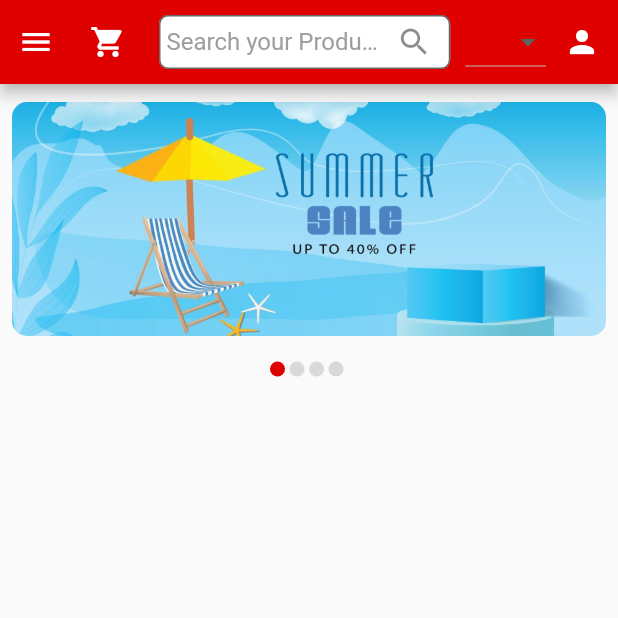
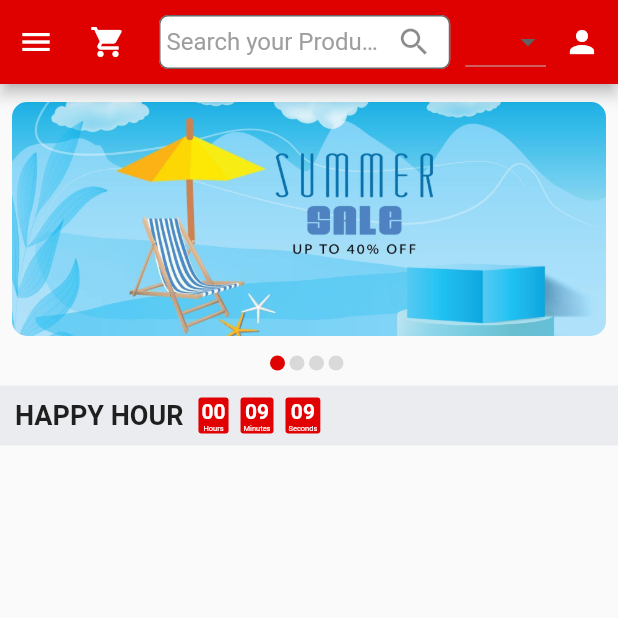
Before and after one commit to SouravBarman001/flutter-ecommerce-project, a Flutter app: the screen it shows after launch, after a tap on "Login", on a phone screen of 412 x 824 dp, the top half of it. Run offline on Flutter 3.47's test engine with Material 2 defaults, Android fonts, the phone set to English and light mode, and no system bars.

Commit message:
happy hour section added with timer

```diff
--- a/lib/pages/general/home_page.dart
+++ b/lib/pages/general/home_page.dart
@@ -1,7 +1,10 @@
 import 'package:flutter/material.dart';
 
 import '../../widgets/appbar_action_widgets.dart';
+import '../../widgets/happy_hour.dart';
 import '../../widgets/slider_widgets.dart';
+import '../../widgets/count_down_timer.dart';
+
 
 class HomePage extends StatefulWidget {
   const HomePage({super.key});
@@ -34,12 +37,15 @@ class _HomePageState extends State<HomePage> {
             actions: const [
               AppBarActionWidgets(),
             ],
-
           ),
           body:  const SafeArea(
             child:Column(
               children: [
                 SliderWidgets(),
+                SizedBox(height: 10,),
+                HappyHourTime(),
+                SizedBox(height: 20,),
+
               ],
             ),
           ),
--- /dev/null
+++ b/lib/widgets/count_down_timer.dart
@@ -0,0 +1,109 @@
+import 'dart:async';
+
+import 'package:flutter/material.dart';
+
+class CountDownTimer extends StatefulWidget {
+  const CountDownTimer({super.key});
+
+  @override
+  State<CountDownTimer> createState() => _CountDownTimerState();
+}
+
+class _CountDownTimerState extends State<CountDownTimer> {
+
+  Duration duration = const Duration();
+  Timer? timer;
+  bool isCountDown = true;
+  static const countDownDuration = Duration(minutes: 10);
+
+
+  @override
+  void initState() {
+    // TODO: implement initState
+    super.initState();
+    startTimer();
+    reset();
+  }
+  void addTime(){
+    final addSeconds = isCountDown ? -1 : 1;
+    setState(() {
+      final seconds = duration.inSeconds + addSeconds;
+      if(seconds == 0){
+        timer!.cancel();
+      }
+      duration = Duration(seconds: seconds);
+    });
+  }
+
+  void startTimer(){
+    timer = Timer.periodic(const Duration(seconds: 1),(_)=>addTime());
+  }
+
+  void reset(){
+    if(isCountDown){
+      setState(() {
+        duration =  countDownDuration;
+      });
+    }else{
+      setState(() {
+        duration = const Duration();
+      });
+    }
+
+  }
+
+  @override
+  Widget build(BuildContext context) {
+    return buildTime();
+  }
+
+  Widget buildTime(){
+
+    String towDigits(int n) => n.toString().padLeft(2,'0');
+    final hours = towDigits(duration.inHours);
+    final minutes = towDigits(duration.inMinutes.remainder(60));
+    final seconds = towDigits(duration.inSeconds.remainder(60));
+
+    return Row(
+      children: [
+        buildTimeCard(timer: hours,header: 'Hours'),
+        const SizedBox(width: 8,),
+        buildTimeCard(timer: minutes,header: 'Minutes'),
+        const SizedBox(width: 8,),
+        buildTimeCard(timer: minutes,header: 'Seconds'),
+      ],
+    );
+  }
+
+  Widget buildTimeCard({required String timer, required String header}){
+     return Column(
+       children: [
+         Container(
+           padding: const EdgeInsets.symmetric(vertical: 1,horizontal: 2),
+           decoration:  BoxDecoration(
+             color: const Color(0xffe20102),
+             borderRadius: BorderRadius.circular(2),
+           ),
+           child: Column(
+             children: [
+               Text(
+                 timer,
+                 style: const TextStyle(
+                   color: Colors.white,
+                   fontWeight: FontWeight.bold,
+                  // fontSize: 50,
+                 ),
+               ),
+               Text(header,style: const TextStyle(
+                 fontSize: 5,color: Colors.white,
+               ),),
+             ],
+           ),
+         ),
+
+       ],
+     );
+  }
+
+
+}
--- /dev/null
+++ b/lib/widgets/happy_hour.dart
@@ -0,0 +1,34 @@
+import 'package:flutter/material.dart';
+
+import 'count_down_timer.dart';
+
+class HappyHourTime extends StatefulWidget {
+  const HappyHourTime({super.key});
+
+  @override
+  State<HappyHourTime> createState() => _HappyHourTimeState();
+}
+
+class _HappyHourTimeState extends State<HappyHourTime> {
+  @override
+  Widget build(BuildContext context) {
+    return  Container(
+      padding: const EdgeInsets.only(left: 10,),
+       height: 40,
+       width: double.infinity,
+      color: const Color(0xffebecf0),
+      child:  const Row(
+        children: [
+         Text("HAPPY HOUR", style: TextStyle(
+        fontSize: 18,
+        fontWeight: FontWeight.w600,
+        ),),
+          Padding(
+            padding: EdgeInsets.only(top: 8,left: 10),
+            child: CountDownTimer(),
+          ),
+        ],
+      ),
+    );
+  }
+}
--- a/lib/widgets/slider_widgets.dart
+++ b/lib/widgets/slider_widgets.dart
@@ -54,7 +54,7 @@ class _SliderWidgetsState extends State<SliderWidgets> {
       ),
     ),
 
-        const SizedBox(height: 5,),
+        const SizedBox(height: 1,),
          Row(
            mainAxisAlignment: MainAxisAlignment.center,
           children: [
```
